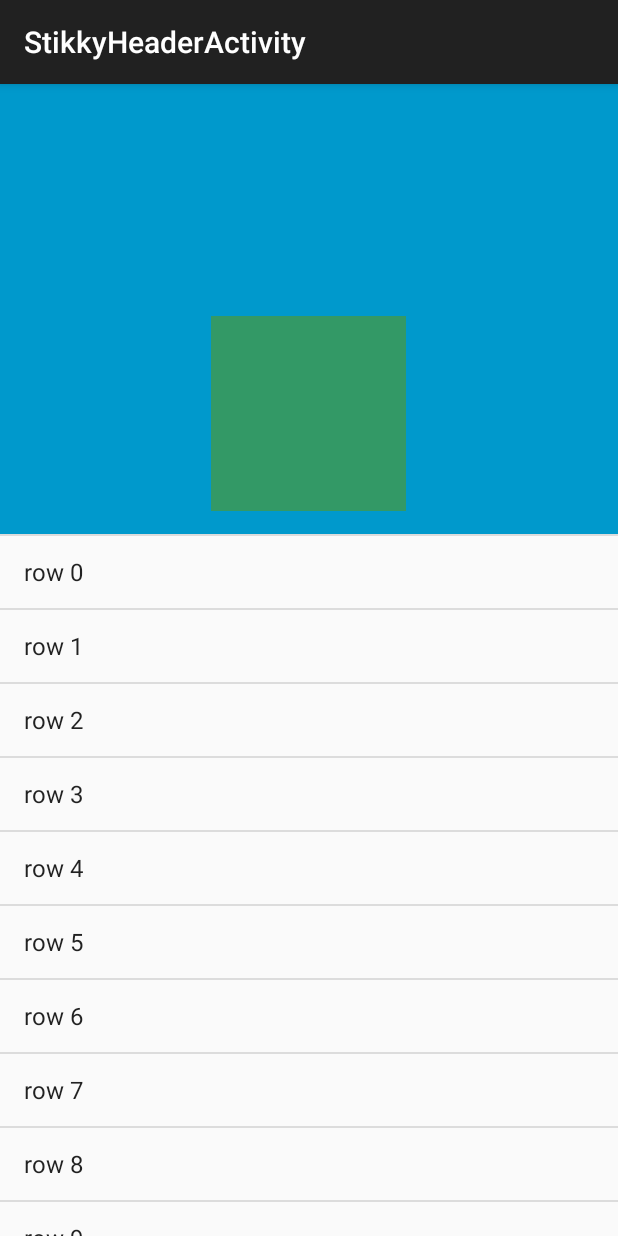
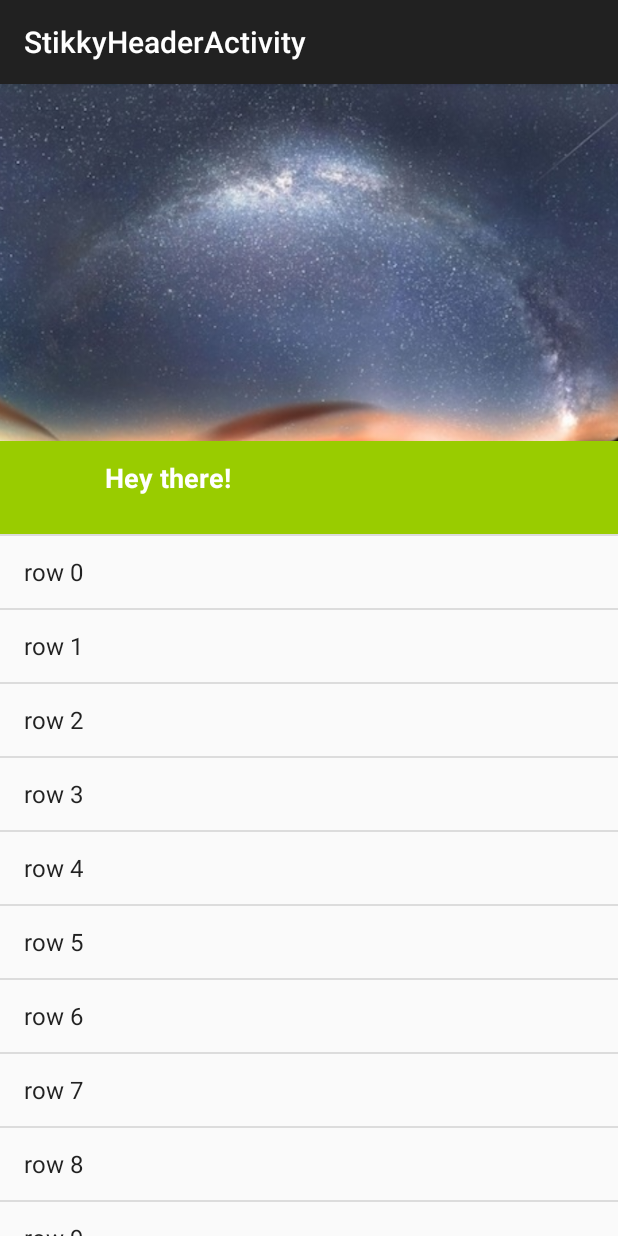
Before and after one commit to MaAnQing/studyDemo, an Android app: the fragment IO2014HeaderFragment placed in its activity, on a phone screen of 412 x 824 dp. Run offline under Robolectric (Android 15) with nearby library versions, the phone set to English and light mode, and no system bars.

Commit message:
add I/O 2014 Header Animator

```diff
--- a/app/src/main/java/com/example/madroid/studydemo/ui/StikkyHeaderActivity.java
+++ b/app/src/main/java/com/example/madroid/studydemo/ui/StikkyHeaderActivity.java
@@ -17,6 +17,7 @@ import android.widget.ListView;
 
 import com.example.madroid.studydemo.R;
 import com.example.madroid.studydemo.ui.tikkyheader.ActionBarImageFragment;
+import com.example.madroid.studydemo.ui.tikkyheader.IO2014HeaderFragment;
 import com.example.madroid.studydemo.ui.tikkyheader.ParallaxStikkyFragment;
 import com.example.madroid.studydemo.ui.tikkyheader.SimpleStikkyFragment;
 
@@ -55,6 +56,9 @@ public class StikkyHeaderActivity extends ActionBarActivity implements StikkyHea
             case 2 :
                 fragment = new ActionBarImageFragment() ;
                 break;
+            case 3 :
+                fragment = new IO2014HeaderFragment() ;
+                break;
             default:
                 break;
         }
--- a/app/src/main/java/com/example/madroid/studydemo/ui/tikkyheader/ActionBarImageFragment.java
+++ b/app/src/main/java/com/example/madroid/studydemo/ui/tikkyheader/IO2014HeaderFragment.java
@@ -10,18 +10,15 @@ import android.widget.ArrayAdapter;
 import android.widget.ListView;
 
 import com.example.madroid.studydemo.R;
-import com.example.madroid.studydemo.view.stikkyheader.AnimatorBuilder;
-import com.example.madroid.studydemo.view.stikkyheader.BaseStickyHeaderAnimator;
-import com.example.madroid.studydemo.view.stikkyheader.HeaderStikkyAnimator;
+import com.example.madroid.studydemo.view.stikkyheader.IO2014HeaderAnimator;
 import com.example.madroid.studydemo.view.stikkyheader.StikkyHeaderBuilder;
 
 
-public class ActionBarImageFragment extends Fragment {
+public class IO2014HeaderFragment extends Fragment {
 
-    private View mHomeView;
     private ListView mListView;
 
-    public ActionBarImageFragment() {
+    public IO2014HeaderFragment() {
         // Required empty public constructor
     }
 
@@ -29,50 +26,30 @@ public class ActionBarImageFragment extends Fragment {
     @Override
     public View onCreateView(LayoutInflater inflater, ViewGroup container,
                              Bundle savedInstanceState) {
-        return inflater.inflate(R.layout.fragment_actionbarimage, container, false);
+        // Inflate the layout for this fragment
+        return inflater.inflate(R.layout.fragment_io2014, container, false);
     }
 
     @Override
     public void onViewCreated(View view, Bundle savedInstanceState) {
         super.onViewCreated(view, savedInstanceState);
 
-        mListView = (ListView) view.findViewById(R.id.listview);
-        //id 不对
-        mHomeView = getActivity().findViewById(R.id.header_image);
-        //mHomeView = getActivity().findViewById(android.R.id.home);
-
+        mListView = (ListView) getView().findViewById(R.id.listview);
     }
 
     @Override
     public void onActivityCreated(Bundle savedInstanceState) {
         super.onActivityCreated(savedInstanceState);
 
-
-        BaseStickyHeaderAnimator animator = new HeaderStikkyAnimator() {
-
-            @Override
-            public AnimatorBuilder getAnimatorBuilder() {
-
-                View mViewToAnimate = getHeader().findViewById(R.id.header_image);
-
-                AnimatorBuilder animatorBuilder = AnimatorBuilder.create()
-                        .applyScale(mViewToAnimate, AnimatorBuilder.buildViewRect(mHomeView))
-                        .applyTranslation(mViewToAnimate, AnimatorBuilder.buildPointView(mHomeView))
-                        .applyFade(mViewToAnimate, 1f);
-
-
-                return animatorBuilder;
-            }
-        };
+        IO2014HeaderAnimator animator = new IO2014HeaderAnimator(getActivity());
 
         StikkyHeaderBuilder.stickTo(mListView)
                 .setHeader(R.id.header, (ViewGroup) getView())
-                .minHeightHeader(250)
+                .minHeightHeaderDim(R.dimen.min_height_header_materiallike)
                 .animator(animator)
                 .build();
 
         populateListView();
-
     }
 
     private void populateListView() {
@@ -83,7 +60,6 @@ public class ActionBarImageFragment extends Fragment {
         }
 
         mListView.setAdapter(new ArrayAdapter<>(getActivity(), android.R.layout.simple_list_item_1, elements));
-
     }
 
 }
--- /dev/null
+++ b/app/src/main/java/com/example/madroid/studydemo/view/stikkyheader/IO2014HeaderAnimator.java
@@ -0,0 +1,95 @@
+package com.example.madroid.studydemo.view.stikkyheader;
+
+import android.animation.ValueAnimator;
+import android.content.Context;
+import android.util.TypedValue;
+import android.view.View;
+import android.view.ViewGroup;
+
+import com.example.madroid.studydemo.R;
+
+
+public class IO2014HeaderAnimator extends HeaderStikkyAnimator {
+
+    private final Context mContext;
+    private View mHeaderText;
+    private int mHeightStartAnimation;
+    private int mMinHeightTextHeader;
+    private ValueAnimator valueAnimator;
+
+    private boolean isCovering = false;
+
+    public IO2014HeaderAnimator(Context context) {
+        mContext = context;
+    }
+
+    @Override
+    public AnimatorBuilder getAnimatorBuilder() {
+
+        View image = getHeader().findViewById(R.id.header_image);
+
+        return new AnimatorBuilder()
+                .applyVerticalParallax(image, 0.5f);
+    }
+
+    @Override
+    protected void onAnimatorAttached() {
+        super.onAnimatorAttached();
+
+        mHeaderText = getHeader().findViewById(R.id.header_text_layout);
+        TypedValue tv = new TypedValue();
+        int actionBarHeight = 0;
+        if (mContext.getTheme().resolveAttribute(android.R.attr.actionBarSize, tv, true)) {
+            actionBarHeight = TypedValue.complexToDimensionPixelSize(tv.data, mContext.getResources().getDisplayMetrics());
+        }
+        mMinHeightTextHeader = mContext.getResources().getDimensionPixelSize(R.dimen.min_height_textheader_materiallike);
+
+        mHeightStartAnimation = actionBarHeight + mMinHeightTextHeader;
+
+        valueAnimator = ValueAnimator.ofInt(0).setDuration(mContext.getResources().getInteger(android.R.integer.config_shortAnimTime));
+        valueAnimator.addUpdateListener(new ValueAnimator.AnimatorUpdateListener() {
+            @Override
+            public void onAnimationUpdate(ValueAnimator animation) {
+
+                ViewGroup.LayoutParams layoutParams = mHeaderText.getLayoutParams();
+                layoutParams.height = (Integer) animation.getAnimatedValue();
+                mHeaderText.setLayoutParams(layoutParams);
+
+            }
+        });
+
+
+    }
+
+    @Override
+    public void onScroll(int scrolledY) {
+        super.onScroll(scrolledY);
+        float translatedY = getHeader().getTranslationY();
+
+        float visibleHeightHeader = getHeightHeader() + translatedY;
+
+        if (visibleHeightHeader <= mHeightStartAnimation && !isCovering) {
+
+            valueAnimator.setIntValues(mHeaderText.getHeight(), mHeightStartAnimation);
+            if (valueAnimator.isRunning()) {
+                valueAnimator.end();
+            }
+            valueAnimator.start();
+
+            isCovering = true;
+
+        } else if (visibleHeightHeader > mHeightStartAnimation && isCovering) {
+
+            valueAnimator.setIntValues(mHeaderText.getHeight(), mMinHeightTextHeader);
+            if (valueAnimator.isRunning()) {
+                valueAnimator.end();
+            }
+            valueAnimator.start();
+
+            isCovering = false;
+
+        }
+
+
+    }
+}
--- /dev/null
+++ b/app/src/main/res/layout/fragment_io2014.xml
@@ -0,0 +1,45 @@
+<FrameLayout xmlns:android="http://schemas.android.com/apk/res/android"
+             android:layout_width="match_parent"
+             android:layout_height="match_parent"
+             android:id="@+id/layout_container">
+
+    <ListView
+        android:id="@+id/listview"
+        android:layout_width="match_parent"
+        android:layout_height="match_parent"/>
+
+    <FrameLayout
+        android:id="@+id/header"
+        android:orientation="vertical"
+        android:layout_width="match_parent"
+        android:layout_height="@dimen/max_height_header">
+
+        <ImageView
+            android:id="@+id/header_image"
+            android:layout_width="match_parent"
+            android:layout_height="match_parent"
+            android:scaleType="centerCrop"
+            android:src="@drawable/sky"/>
+
+        <FrameLayout
+            android:id="@+id/header_text_layout"
+            android:layout_width="match_parent"
+            android:layout_height="@dimen/min_height_textheader_materiallike"
+            android:background="@android:color/holo_green_light"
+            android:layout_gravity="bottom">
+
+            <TextView
+                android:layout_width="match_parent"
+                android:layout_height="wrap_content"
+                android:text="Hey there!"
+                android:textColor="@android:color/white"
+                android:textStyle="bold"
+                android:layout_gravity="bottom"
+                android:layout_marginLeft="70dp"
+                android:layout_marginBottom="25dp"
+                android:textSize="18sp"/>
+        </FrameLayout>
+
+    </FrameLayout>
+
+</FrameLayout>
--- a/app/src/main/res/values/string-array.xml
+++ b/app/src/main/res/values/string-array.xml
@@ -14,5 +14,6 @@
         <item>I/O 2014 Header Animatior</item>
         <item>Recycler View Header</item>
         <item>Scroll View Header</item>
+        <item>My Stikky Header</item>
     </string-array>
 </resources>
```
